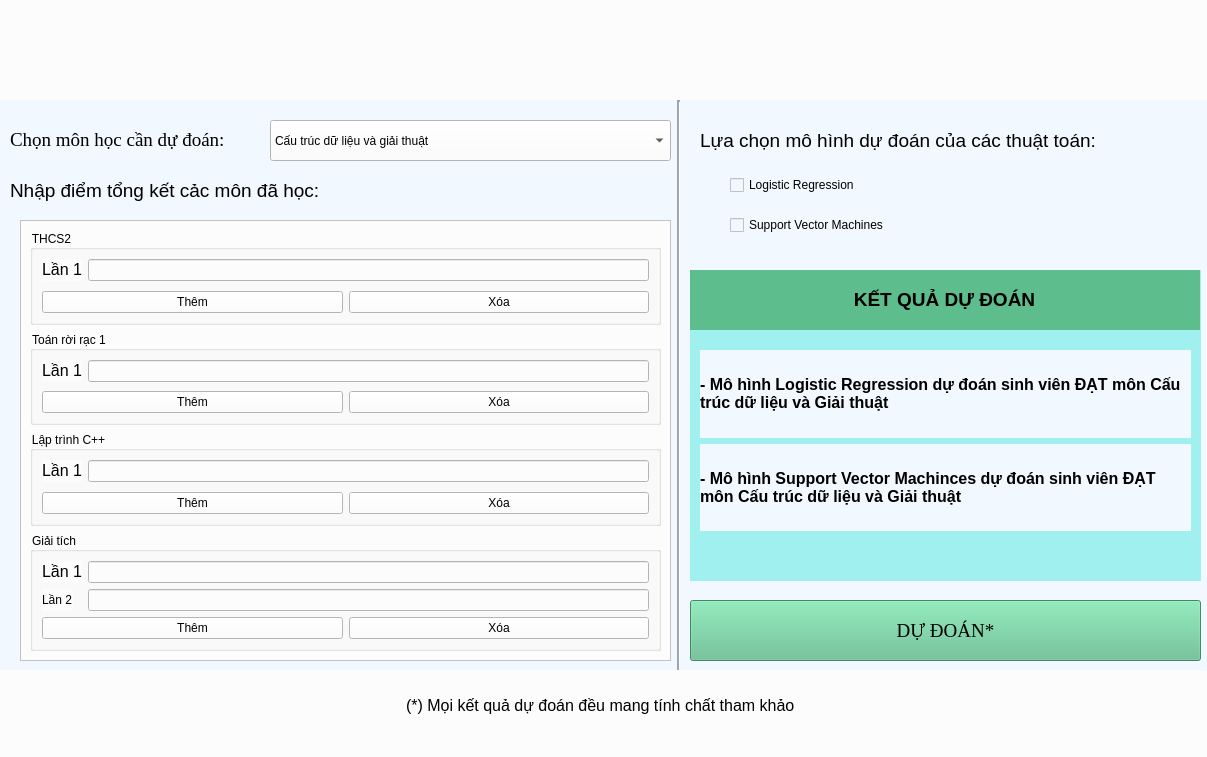
Old version of the form untitled.ui in the repository nhontran0147/demo_datn.
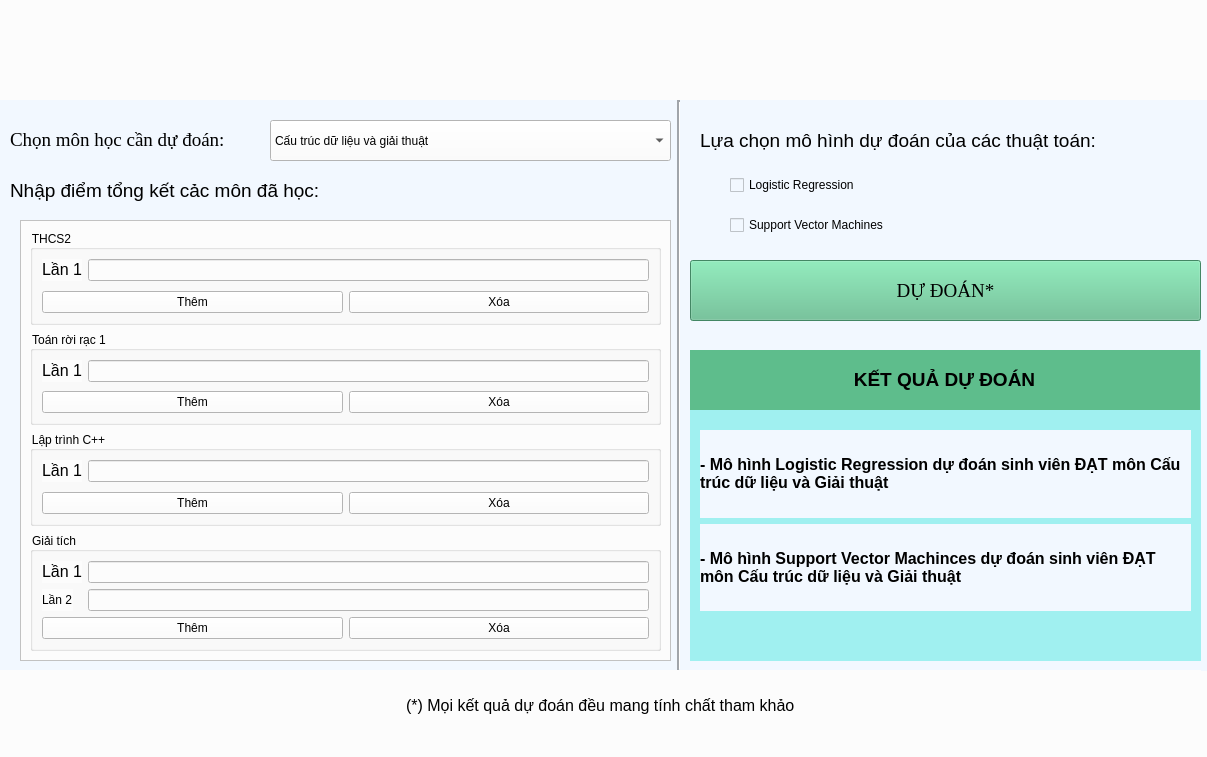
New version of the form. The open tabs and pages were chosen to show the change. Icons and pictures are not drawn.

The edit to the form file:
```diff
--- a/untitled.ui
+++ b/untitled.ui
@@ -481,7 +481,7 @@
      <property name="geometry">
       <rect>
        <x>10</x>
-       <y>170</y>
+       <y>250</y>
        <width>511</width>
        <height>311</height>
       </rect>
@@ -562,7 +562,7 @@
      <property name="geometry">
       <rect>
        <x>10</x>
-       <y>500</y>
+       <y>160</y>
        <width>511</width>
        <height>61</height>
       </rect>
```
Left out of the diff: 30 changed lines with no effect on the pictures.
